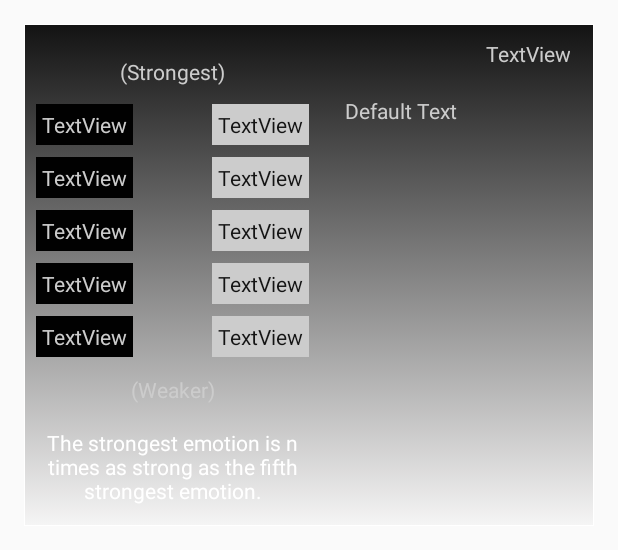
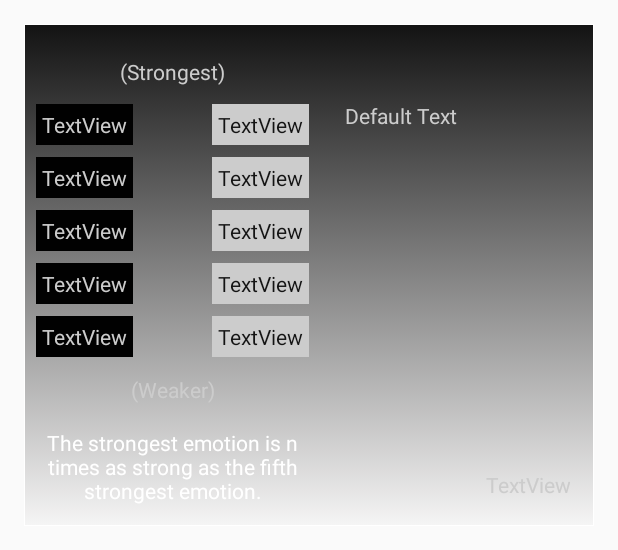
Before and after one commit to alphanexustech/AffectNexusMobile, an Android app: the layout item_process.xml on its own in the app's theme, with its tools: preview values and no code run, on a phone screen of 412 x 824 dp. Shown: the top 550 px of the screen. Run offline under Robolectric (Android 15) with nearby library versions, the phone set to English and light mode, and no system bars.

Commit message:
feat: Add Layout Improvements, this layout is better

```diff
--- a/app/src/main/res/layout/item_process.xml
+++ b/app/src/main/res/layout/item_process.xml
@@ -12,7 +12,7 @@
 
     <android.support.constraint.ConstraintLayout
         android:layout_width="198dp"
-        android:layout_height="wrap_content">
+        android:layout_height="match_parent">
 
         <TextView
             android:id="@+id/weaker_text2"
@@ -234,37 +234,41 @@
     <android.support.constraint.ConstraintLayout
         android:id="@+id/process_contraint_layout"
         android:layout_width="match_parent"
-        android:layout_height="wrap_content">
+        android:layout_height="match_parent">
 
         <TextView
             android:id="@+id/process_document"
             android:layout_width="0dp"
             android:layout_height="wrap_content"
-            android:layout_marginBottom="12dp"
+            android:layout_marginBottom="32dp"
             android:layout_marginEnd="16dp"
             android:layout_marginRight="16dp"
             android:layout_marginStart="16dp"
+            android:layout_marginTop="38dp"
             android:text="Default Text"
             android:textColor="@color/colorPrimaryFont"
-            app:layout_constraintBottom_toBottomOf="parent"
+            app:layout_constraintBottom_toTopOf="@+id/process_date"
             app:layout_constraintEnd_toEndOf="parent"
+            app:layout_constraintHorizontal_bias="0.0"
             app:layout_constraintRight_toRightOf="parent"
-            app:layout_constraintStart_toStartOf="parent" />
+            app:layout_constraintStart_toStartOf="parent"
+            app:layout_constraintTop_toTopOf="parent"
+            app:layout_constraintVertical_bias="0.016" />
 
         <TextView
             android:id="@+id/process_date"
             android:layout_width="0dp"
-            android:layout_height="32dp"
-            android:layout_marginBottom="6dp"
+            android:layout_height="wrap_content"
+            android:layout_marginBottom="8dp"
             android:layout_marginEnd="16dp"
+            android:layout_marginRight="16dp"
             android:gravity="end"
             android:text="TextView"
             android:textAlignment="textEnd"
             android:textColor="@color/colorPrimaryFont"
-            app:layout_constraintBottom_toTopOf="@+id/process_document"
+            app:layout_constraintBottom_toBottomOf="parent"
             app:layout_constraintEnd_toEndOf="parent"
-            app:layout_constraintTop_toTopOf="parent"
-            app:layout_constraintVertical_bias="0.0" />
+            app:layout_constraintRight_toRightOf="parent" />
 
     </android.support.constraint.ConstraintLayout>
 </LinearLayout>
```
